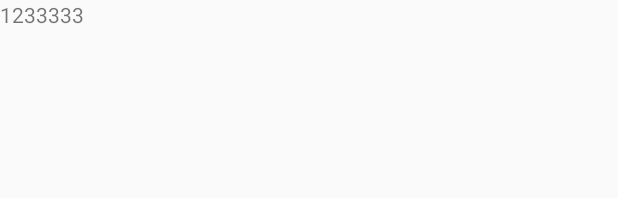
After one commit to H6yV7Um/ShoppingMallNavigation, an Android app: the layout menu_search.xml on its own in the app's theme, with its tools: preview values and no code run, on a phone screen of 412 x 824 dp. The commit adds this screen. Shown: the top 198 px of the screen. Run offline under Robolectric (Android 15) with nearby library versions, the phone set to English and light mode, and no system bars; network calls fail.

Commit message:
[ADD]add search

```diff
--- a/app/src/main/AndroidManifest.xml
+++ b/app/src/main/AndroidManifest.xml
@@ -13,7 +13,7 @@
         android:label="@string/app_name"
         android:roundIcon="@mipmap/ic_launcher_round"
         android:supportsRtl="true"
-        android:theme="@style/AppTheme"
+        android:theme="@style/AppTheme.Base"
         android:name=".App">
 
         <meta-data android:name="com.fengmap.mapapi.appkey" android:value="b1dea0d51836e7657e5d9c98988df6b3" />
--- /dev/null
+++ b/app/src/main/res/layout/menu_search.xml
@@ -0,0 +1,11 @@
+<?xml version="1.0" encoding="utf-8"?>
+<RelativeLayout xmlns:android="http://schemas.android.com/apk/res/android"
+    android:layout_width="match_parent"
+    android:layout_height="match_parent">
+
+    <TextView
+        android:layout_width="wrap_content"
+        android:layout_height="wrap_content"
+        android:text="1233333"/>
+
+</RelativeLayout>
--- a/app/src/main/res/values/styles.xml
+++ b/app/src/main/res/values/styles.xml
@@ -8,4 +8,21 @@
         <item name="colorAccent">@color/colorAccent</item>
     </style>
 
+    <style name="AppTheme.Base" parent="AppTheme">
+        <item name="windowActionBar">false</item>
+        <item name="windowNoTitle">true</item>
+        <item name="android:textColorSecondary">#ffffff</item>
+        <!--引入SearchView的自定义样式-->
+        <item name="searchViewStyle">@style/Widget.SearchView</item>
+    </style>
+
+    <style name="Widget.SearchView" parent="Widget.AppCompat.SearchView">
+        <!--修改搜索框提示文字-->
+        <item name="defaultQueryHint">搜索商铺</item>
+        <!--修改打开搜索框的搜索按钮的图标-->
+        <item name="searchIcon">@android:drawable/ic_menu_search</item>
+        <!--修改搜索框左边的搜索按钮图标-->
+        <item name="searchHintIcon">@null</item>
+    </style>
+
 </resources>
```
Also changed, not shown: app/src/main/java/com/example/xu/shoppingmallnavigation/presenter/main/MainPresenter.java (+34 -1 lines), app/src/main/java/com/example/xu/shoppingmallnavigation/ui/activity/MainActivity.java (+63 -0 lines), app/src/main/res/layout/activity_main.xml (+18 -3 lines), app/src/main/res/menu/search.xml (added, +10 -0 lines).
